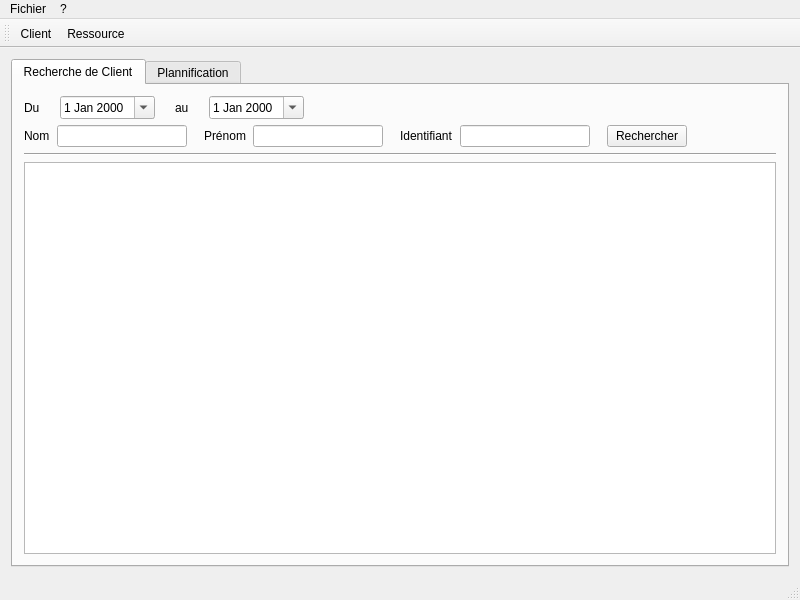
This is TP_QT/mainwindow.ui in MaxenceRobin/TP_QT_2 as Qt 5 draws it before an edit. The edited form follows.
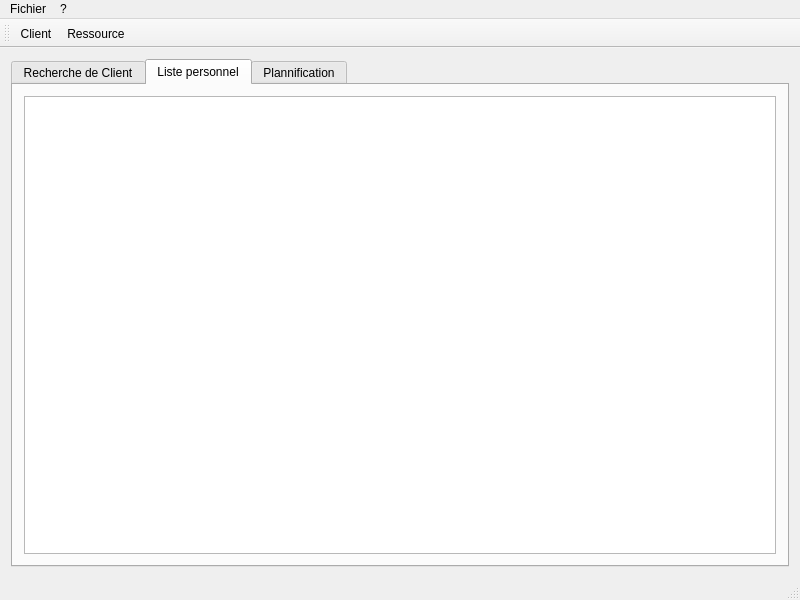
This is the edited form. The open tabs and pages were chosen to show the change. Icons and pictures are not drawn.

```diff
--- a/TP_QT/mainwindow.ui
+++ b/TP_QT/mainwindow.ui
@@ -24,7 +24,7 @@
     <normaloff>:/mainWndowIcon</normaloff>:/mainWndowIcon</iconset>
   </property>
   <widget class="QWidget" name="centralWidget">
-   <layout class="QVBoxLayout" name="verticalLayout_2">
+   <layout class="QHBoxLayout" name="horizontalLayout_4">
     <item>
      <layout class="QVBoxLayout" name="verticalLayout">
       <item>
@@ -251,6 +251,16 @@
           </item>
          </layout>
         </widget>
+        <widget class="QWidget" name="staffListTab">
+         <attribute name="title">
+          <string>Liste personnel</string>
+         </attribute>
+         <layout class="QVBoxLayout" name="verticalLayout_5">
+          <item>
+           <widget class="QTreeView" name="resourcesTreeView"/>
+          </item>
+         </layout>
+        </widget>
         <widget class="QWidget" name="planTab">
          <attribute name="title">
           <string>Plannification</string>
```
